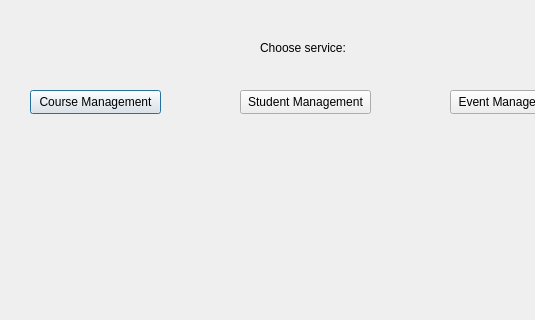
Old version of the form admin_homepage.ui in the repository IOI-dot/UCMS; both pictures show x 0 to 535 and y 0 to 320 of the 678 by 469 pixel window.
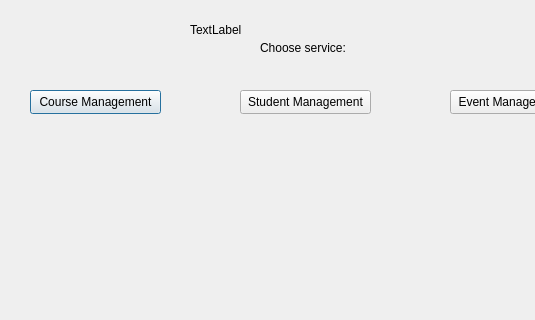
New version of the form.

The edit to the form file:
```diff
--- a/admin_homepage.ui
+++ b/admin_homepage.ui
@@ -65,6 +65,19 @@
     <string>Event Management</string>
    </property>
   </widget>
+  <widget class="QLabel" name="label_welcome">
+   <property name="geometry">
+    <rect>
+     <x>190</x>
+     <y>20</y>
+     <width>211</width>
+     <height>20</height>
+    </rect>
+   </property>
+   <property name="text">
+    <string>TextLabel</string>
+   </property>
+  </widget>
  </widget>
  <resources/>
  <connections/>
```
